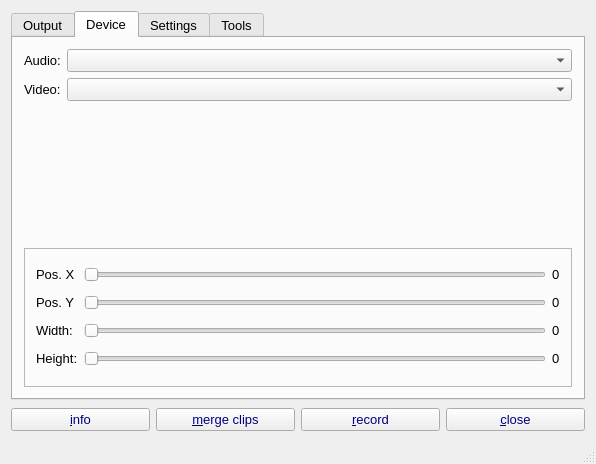
The window that mainwindow.ui (fasa1964/screenrecorder) describes before a commit, drawn with Qt 5.
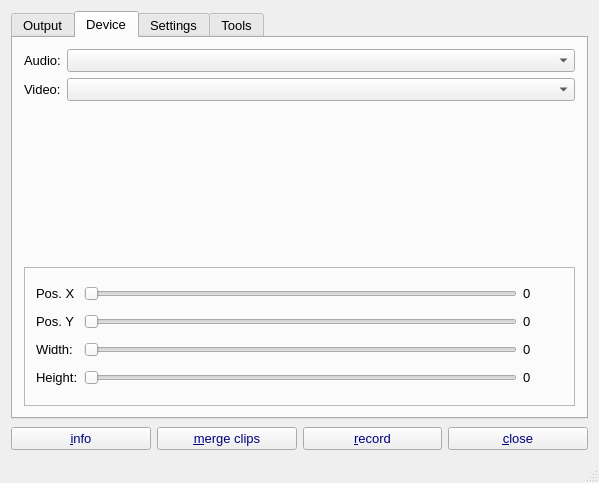
The same window after the commit. Icons and pictures are not drawn. Custom widgets are drawn as their Qt base class.

```diff
--- a/mainwindow.ui
+++ b/mainwindow.ui
@@ -6,8 +6,8 @@
    <rect>
     <x>0</x>
     <y>0</y>
-    <width>596</width>
-    <height>464</height>
+    <width>599</width>
+    <height>483</height>
    </rect>
   </property>
   <property name="font">
@@ -544,6 +544,12 @@
            </item>
            <item row="0" column="2">
             <widget class="QLabel" name="valueX">
+             <property name="minimumSize">
+              <size>
+               <width>40</width>
+               <height>0</height>
+              </size>
+             </property>
              <property name="palette">
               <palette>
                <active>
```
Left out of the diff: 2 changed lines with no effect on the pictures.
